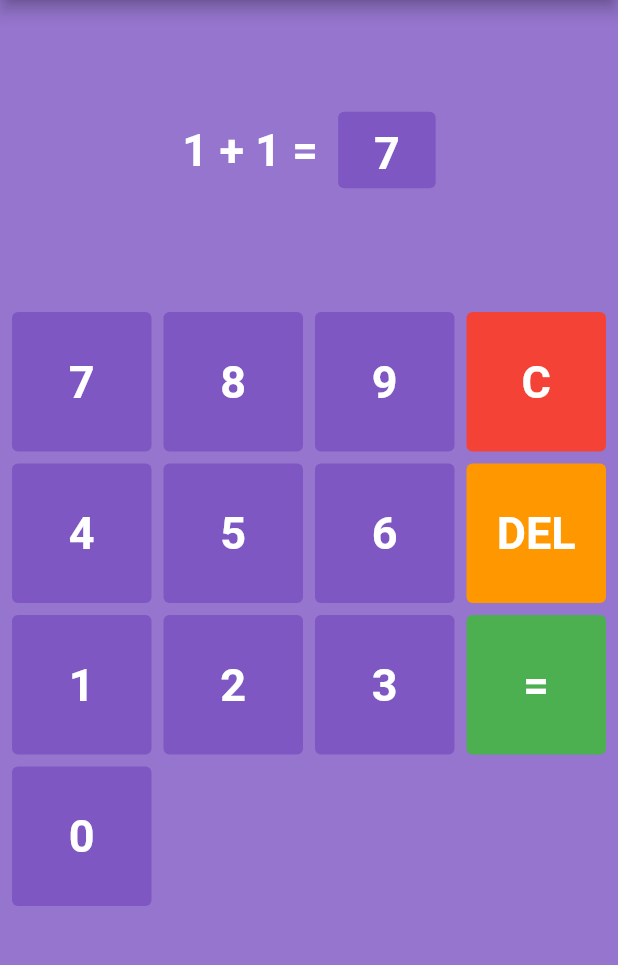
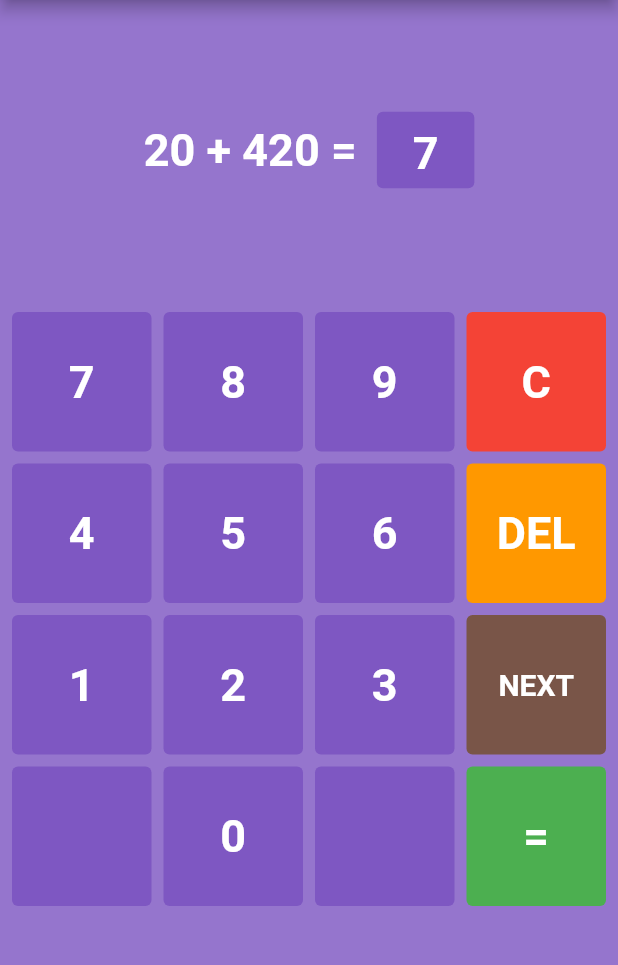
Before and after one commit to MUHAMMEDSINANCP/CP-IQ-Game, a Flutter app: the screen it shows after launch, after a tap on an icon or button, on a phone screen of 412 x 824 dp, the part 96-1061 px from its top. Run offline on Flutter 3.47's test engine with Material 2 defaults, Android fonts, the phone set to English and light mode, and no system bars; our stand-ins replace confetti.

Commit message:
Successfully Completed

```diff
--- a/lib/home_page.dart
+++ b/lib/home_page.dart
@@ -1,5 +1,5 @@
 import 'dart:math';
-
+import 'package:confetti/confetti.dart';
 import 'package:cp_iq_game/const.dart';
 import 'package:cp_iq_game/util/my_button.dart';
 import 'package:cp_iq_game/util/result_message.dart';
@@ -13,7 +13,30 @@ class HomePage extends StatefulWidget {
 }
 
 class _HomePageState extends State<HomePage> {
-  // number pad list
+  late ConfettiController _confettiController;
+
+  @override
+  void initState() {
+    super.initState();
+    _confettiController = ConfettiController(
+      duration: const Duration(seconds: 3),
+    );
+    generateNewQuestion(); // Generate initial question
+  }
+
+  void generateNewQuestion() {
+    setState(() {
+      numberA = Random().nextInt(100);
+      numberB = Random().nextInt(1000);
+    });
+  }
+
+  @override
+  void dispose() {
+    _confettiController.dispose();
+    super.dispose();
+  }
+
   List<String> numberPad = [
     '7',
     '8',
@@ -26,23 +49,22 @@ class _HomePageState extends State<HomePage> {
     '1',
     '2',
     '3',
+    'NEXT',
+    '',
+    '0',
+    '',
     '=',
-    '0',
   ];
 
-  // number A, number B
-  int numberA = 1;
-  int numberB = 1;
+  int? numberA;
+  int? numberB;
 
-  // user answer
   String userAnswer = '';
 
-  // user tapped a button
   void buttonTapped(String button) {
     setState(() {
       if (button == '=') {
         if (userAnswer.isEmpty) {
-          // Show a snackbar if the answer field is empty
           ScaffoldMessenger.of(context).showSnackBar(
             const SnackBar(
               backgroundColor: Colors.redAccent,
@@ -58,27 +80,30 @@ class _HomePageState extends State<HomePage> {
             ),
           );
         } else {
-          // Calculate if the user is correct or incorrect
           checkResult();
         }
       } else if (button == 'C') {
-        // Clear the input
         userAnswer = '';
       } else if (button == 'DEL') {
-        // Delete the last number
         if (userAnswer.isNotEmpty) {
           userAnswer = userAnswer.substring(0, userAnswer.length - 1);
         }
+      } else if (button == 'NEXT') {
+        generateNewQuestion();
+        userAnswer = ''; // Reset user's answer when displaying a new question
       } else if (userAnswer.length < 9) {
-        // Maximum of 3 numbers can be inputted
         userAnswer += button;
       }
     });
   }
 
-  // check if user is correct or not
   void checkResult() {
-    if (numberA + numberB == int.parse(userAnswer)) {
+    if (numberA != null &&
+        numberB != null &&
+        ((numberA! + numberB!) == int.parse(userAnswer) ||
+            (numberA! * numberB!) == int.parse(userAnswer))) {
+      _confettiController.play();
+
       showDialog(
         context: context,
         builder: (context) {
@@ -89,7 +114,8 @@ class _HomePageState extends State<HomePage> {
             onTap: goToNextQuestion,
             icon: Icons.arrow_forward,
           );
-          });
+        },
+      );
     } else {
       showDialog(
         context: context,
@@ -101,37 +127,30 @@ class _HomePageState extends State<HomePage> {
             onTap: goBackToQuestion,
             icon: Icons.rotate_left,
           );
-          });
+        },
+      );
     }
   }
 
-  // create random numbers
-  var randomNumber = Random();
-
-  // GO TO NEXT QUESTION
   void goToNextQuestion() {
-    // dismiss alert dialog
     Navigator.of(context).pop();
 
-    // reset values
     setState(() {
       userAnswer = '';
+      generateNewQuestion();
     });
-
-    // create a new question
-    numberA = randomNumber.nextInt(10);
-    numberB = randomNumber.nextInt(10);
   }
 
-  // GO BACK TO QUESTION
   void goBackToQuestion() {
-    // dismiss alert dialog
     Navigator.of(context).pop();
   }
 
   @override
   Widget build(BuildContext context) {
-    return Scaffold(
+    return Stack(
+      alignment: Alignment.topCenter,
+      children: [
+        Scaffold(
           appBar: AppBar(
             actions: const [
               Padding(
@@ -152,20 +171,19 @@ class _HomePageState extends State<HomePage> {
             title: RichText(
               text: const TextSpan(
                 style: TextStyle(
-              fontSize: 25, // Adjust the font size as needed
-              fontWeight: FontWeight.normal, // Set the default font weight
-              color: Colors.white, // Set the default text color
+                  fontSize: 25,
+                  fontWeight: FontWeight.normal,
+                  color: Colors.white,
                 ),
                 children: [
                   TextSpan(
-                text: 'CP', // Your bold text here
+                    text: 'CP',
                     style: TextStyle(
                       letterSpacing: 3,
                       fontWeight: FontWeight.bold,
-                  // You can add any other styles specific to the bold text here
                     ),
                   ),
-              TextSpan(text: ' IQ Game'), // Rest of the text
+                  TextSpan(text: ' IQ Game'),
                 ],
               ),
             ),
@@ -176,29 +194,20 @@ class _HomePageState extends State<HomePage> {
             physics: const BouncingScrollPhysics(),
             child: Column(
               children: [
-            // level progress, player needs 5 correct answers in a row to proceed to next level
-            // Container(
-            //   height: 160,
-            //   color: Colors.deepPurple,
-            // ),
-
-            // question
                 Center(
                   child: Row(
                     mainAxisAlignment: MainAxisAlignment.center,
                     children: [
-                  // question
                       const SizedBox(
                         height: 200,
                       ),
                       Text(
-                    '$numberA + $numberB = ',
+                        '${numberA ?? ''} + ${numberB ?? ''} = ',
                         style: whiteTextStyle,
                       ),
                       const SizedBox(
                         width: 6,
                       ),
-                  // answer box
                       Container(
                         padding: const EdgeInsets.all(10),
                         constraints: const BoxConstraints(
@@ -220,8 +229,6 @@ class _HomePageState extends State<HomePage> {
                     ],
                   ),
                 ),
-
-            // number pad
                 SizedBox(
                   height: 500,
                   child: Padding(
@@ -230,11 +237,19 @@ class _HomePageState extends State<HomePage> {
                       scrollDirection: Axis.vertical,
                       itemCount: numberPad.length,
                       physics: const BouncingScrollPhysics(),
-                  gridDelegate: const SliverGridDelegateWithFixedCrossAxisCount(
+                      gridDelegate:
+                          const SliverGridDelegateWithFixedCrossAxisCount(
                         crossAxisCount: 4,
                       ),
                       itemBuilder: (context, index) {
                         return MyButton(
+                          textStyle: numberPad[index] == 'NEXT'
+                              ? const TextStyle(
+                                  fontSize: 20,
+                                  fontWeight: FontWeight.bold,
+                                  color: Colors.white,
+                                )
+                              : whiteTextStyle,
                           child: numberPad[index],
                           onTap: () => buttonTapped(numberPad[index]),
                         );
@@ -245,6 +260,16 @@ class _HomePageState extends State<HomePage> {
               ],
             ),
           ),
+        ),
+        ConfettiWidget(
+          blastDirectionality: BlastDirectionality.explosive,
+          confettiController: _confettiController,
+          blastDirection: pi / 2,
+          emissionFrequency: 0.50,
+          numberOfParticles: 4,
+          gravity: 0.76,
+        ),
+      ],
     );
   }
 }
--- a/lib/util/my_button.dart
+++ b/lib/util/my_button.dart
@@ -1,9 +1,9 @@
 import 'package:flutter/material.dart';
-import '../const.dart';
 
 // ignore: must_be_immutable
 class MyButton extends StatelessWidget {
   final String child;
+  final TextStyle? textStyle;
   final VoidCallback onTap;
   var buttonColor = Colors.deepPurple[400];
 
@@ -11,6 +11,7 @@ class MyButton extends StatelessWidget {
     Key? key,
     required this.child,
     required this.onTap,
+    required this.textStyle,
   }) : super(key: key);
 
   @override
@@ -21,6 +22,8 @@ class MyButton extends StatelessWidget {
       buttonColor = Colors.orange;
     } else if (child == '=') {
       buttonColor = Colors.green;
+    } else if (child == 'NEXT') {
+      buttonColor = Colors.brown;
     }
 
     return Padding(
@@ -35,7 +38,7 @@ class MyButton extends StatelessWidget {
           child: Center(
             child: Text(
               child,
-              style: whiteTextStyle,
+              style: textStyle,
             ),
           ),
         ),
```
Also changed, not shown: pubspec.yaml (+3 -5 lines), pubspec.lock. Lines whose indentation alone changed are shown as unchanged.
